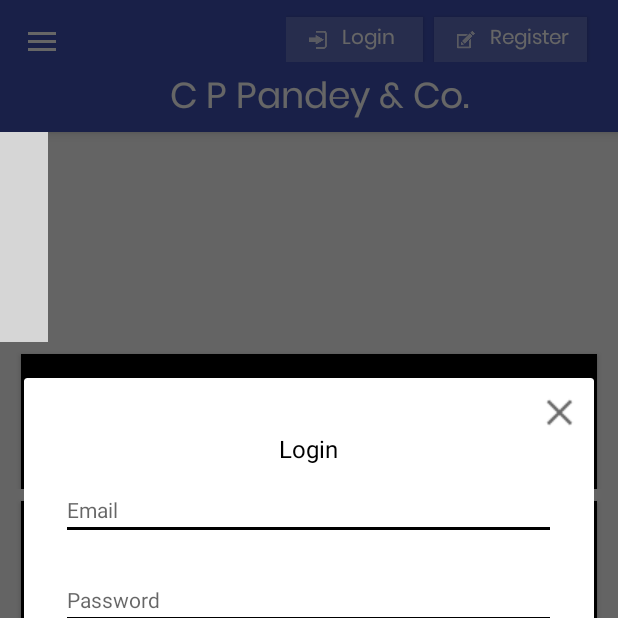
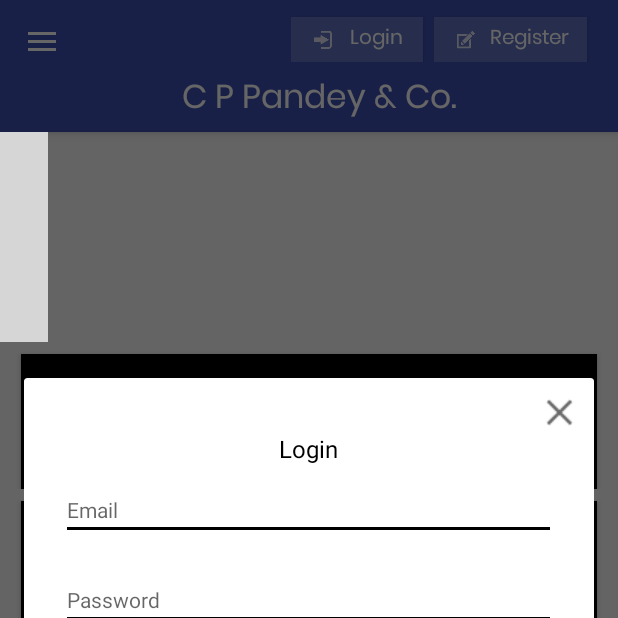
Before and after one commit to Nagarajsk/demoapp, an Android app: the screen it shows after launch (MainActivity), after a tap on "Login", on a phone screen of 412 x 824 dp, the top half of it. Run offline under Robolectric (Android 15) with nearby library versions, the phone set to English and light mode, and no system bars; libraries missing offline, so code that uses them is left out: com.synnapps.carouselview; plain views replace CarouselView; 4 statements that could not run were skipped; grey boxes are pictures that could not be loaded.

Commit message:
Login and Logout functionality

```diff
--- a/DemoApp/app/src/main/res/layout/activity_navigation_drawer.xml
+++ b/DemoApp/app/src/main/res/layout/activity_navigation_drawer.xml
@@ -30,10 +30,6 @@
         android:fitsSystemWindows="true"
         android:background="?attr/colorPrimary"
         app:menu="@menu/activity_navigation_main"
-        android:divider="@android:color/transparent"
-        android:dividerHeight="1dp"
         app:itemTextColor="@color/colorAccent"/>
-
-
 </android.support.v4.widget.DrawerLayout>
 </LinearLayout>
--- a/DemoApp/app/src/main/res/layout/app_bar_navigation_drawer.xml
+++ b/DemoApp/app/src/main/res/layout/app_bar_navigation_drawer.xml
@@ -44,7 +44,7 @@
                        android:gravity="center"
                        android:background="@color/login"
                        android:drawableStart="@drawable/login"
-                       android:text="Login  "
+                       android:text="Login"
                        android:textSize="13sp"
                        android:textAllCaps="false"
                        android:textColor="@color/colorAccent"
@@ -74,13 +74,13 @@
                 android:id="@+id/toolbar_title"
                 android:layout_width="match_parent"
                 android:layout_height="wrap_content"
-                android:layout_marginTop="46dp"
+                android:layout_marginTop="48dp"
                 android:gravity="center"
                 android:layout_marginStart="-58dp"
                 android:layout_marginBottom="5dp"
                 android:text="C P Pandey &amp; Co."
                 android:textColor="@color/colorAccent"
-                android:textSize="24sp"
+                android:textSize="22sp"
                 android:textStyle="bold"/>
 
            </RelativeLayout>
--- a/DemoApp/app/src/main/res/layout/login_details.xml
+++ b/DemoApp/app/src/main/res/layout/login_details.xml
@@ -44,7 +44,7 @@
         android:layout_centerHorizontal="true"
         android:backgroundTint="@color/colorPrimaryDark"
         android:layout_marginTop="10dp"
-        />
+        android:cursorVisible="true"/>
 
     <EditText
         android:layout_width="match_parent"
@@ -58,7 +58,9 @@
         android:layout_below="@+id/login_email"
         android:layout_centerHorizontal="true"
         android:backgroundTint="@color/colorPrimaryDark"
-        android:layout_marginTop="20dp"/>
+        android:layout_marginTop="20dp"
+        android:cursorVisible="true"
+        />
 
     <CheckBox
         android:layout_width="match_parent"
```
Also changed, not shown: DemoApp/app/src/main/java/com/example/bitjini/demoapp/Login.java (+21 -15 lines), DemoApp/app/src/main/java/com/example/bitjini/demoapp/Navigation_Drawer.java (+22 -2 lines), DemoApp/app/src/main/java/com/example/bitjini/demoapp/Register.java (+33 -16 lines).
